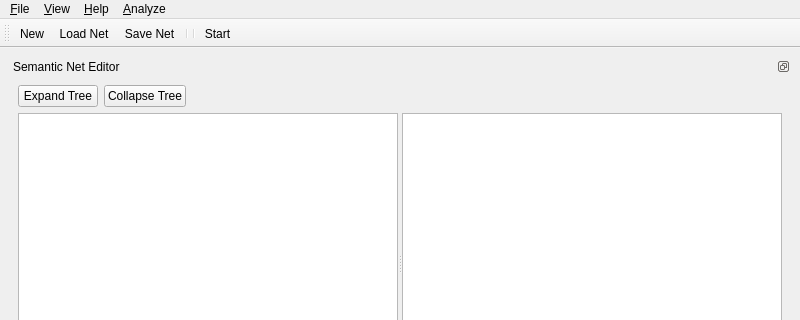
Above: branches/geoaida-v2/gda/src/gui/mainwindow.ui from BackupTheBerlios/geoaida-svn before the change; both pictures show x 0 to 800 and y 0 to 320 of the 800 by 821 pixel window. Below: the same form after it.
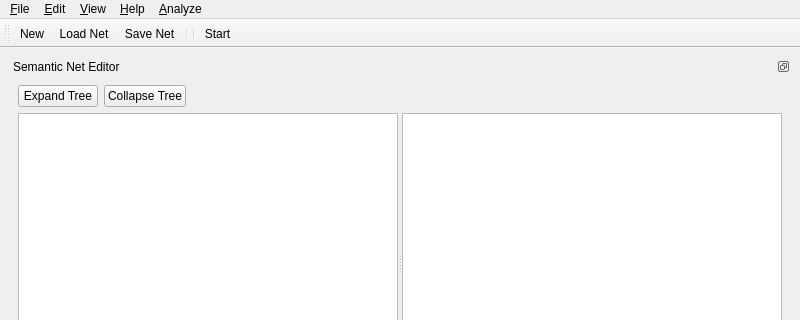
That is the form after the change. Icons and pictures are not drawn. Custom widgets are drawn as their Qt base class.

```diff
--- a/branches/geoaida-v2/gda/src/gui/mainwindow.ui
+++ b/branches/geoaida-v2/gda/src/gui/mainwindow.ui
@@ -139,17 +139,17 @@
     </item>
    </layout>
   </widget>
-  <widget class="QMenuBar" name="menubar" >
-   <property name="geometry" >
+  <widget class="QMenuBar" name="menubar">
+   <property name="geometry">
     <rect>
      <x>0</x>
      <y>0</y>
      <width>800</width>
-     <height>24</height>
+     <height>23</height>
     </rect>
    </property>
-   <widget class="QMenu" name="menu_File" >
-    <property name="title" >
+   <widget class="QMenu" name="menu_File">
+    <property name="title">
      <string>&amp;File</string>
     </property>
     <addaction name="action_New" />
@@ -161,8 +161,8 @@
     <addaction name="separator" />
     <addaction name="actionQuit" />
    </widget>
-   <widget class="QMenu" name="menu_View" >
-    <property name="title" >
+   <widget class="QMenu" name="menu_View">
+    <property name="title">
      <string>&amp;View</string>
     </property>
     <addaction name="action_Scene_Viewer" />
@@ -170,22 +170,40 @@
     <addaction name="action_Map_Viewer" />
     <addaction name="actionDebug_Labelimage_Viewer" />
    </widget>
-   <widget class="QMenu" name="menu_Help" >
-    <property name="title" >
+   <widget class="QMenu" name="menu_Help">
+    <property name="title">
      <string>&amp;Help</string>
     </property>
     <addaction name="action_About" />
    </widget>
-   <widget class="QMenu" name="menu_Analyze" >
-    <property name="title" >
+   <widget class="QMenu" name="menu_Analyze">
+    <property name="title">
      <string>&amp;Analyze</string>
     </property>
     <addaction name="actionStart" />
    </widget>
-   <addaction name="menu_File" />
-   <addaction name="menu_View" />
-   <addaction name="menu_Help" />
-   <addaction name="menu_Analyze" />
+   <widget class="QMenu" name="menu_Edit">
+    <property name="title">
+     <string>&amp;Edit</string>
+    </property>
+    <widget class="QMenu" name="menuAdd">
+     <property name="title">
+      <string>Add</string>
+     </property>
+     <addaction name="actionNodeAddAbove"/>
+     <addaction name="actionNodeAddBelow"/>
+     <addaction name="actionNodeAddChild"/>
+    </widget>
+    <addaction name="actionNodeCut"/>
+    <addaction name="actionNodeCopy"/>
+    <addaction name="actionNodePaste"/>
+    <addaction name="menuAdd"/>
+   </widget>
+   <addaction name="menu_File"/>
+   <addaction name="menu_Edit"/>
+   <addaction name="menu_View"/>
+   <addaction name="menu_Help"/>
+   <addaction name="menu_Analyze"/>
   </widget>
   <widget class="QStatusBar" name="statusbar" />
   <widget class="QToolBar" name="toolBar" >
```
Left out of the diff: 282 changed lines with no effect on the pictures.
